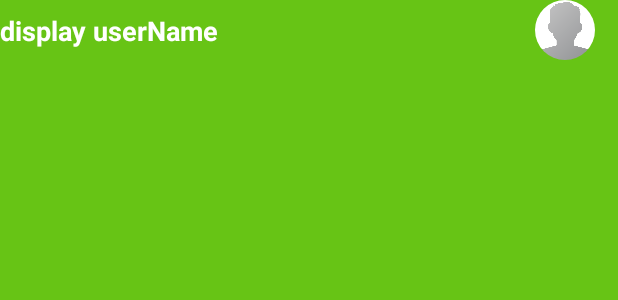
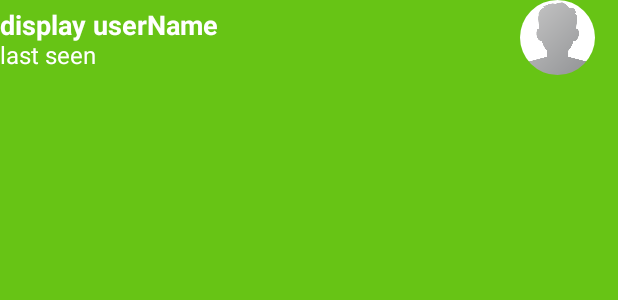
Before and after one commit to waqqas7/Trollify, an Android app: the layout chat_custom_bar.xml on its own in the app's theme, with its tools: preview values and no code run, on a phone screen of 412 x 824 dp. Shown: the top 300 px of the screen. Run offline under Robolectric (Android 15) with nearby library versions, the phone set to English and light mode, and no system bars.

Commit message:
video #70 buggy

```diff
--- a/app/src/main/res/layout/chat_custom_bar.xml
+++ b/app/src/main/res/layout/chat_custom_bar.xml
@@ -7,8 +7,8 @@
 
     <de.hdodenhof.circleimageview.CircleImageView
         android:id="@+id/custom_profile_image"
-        android:layout_width="40dp"
-        android:layout_height="40dp"
+        android:layout_width="50dp"
+        android:layout_height="50dp"
         android:src="@drawable/profile"
         android:layout_alignParentEnd="true"
         android:layout_alignParentTop="true"
@@ -22,9 +22,21 @@
         android:text="display userName"
         android:textColor="@android:color/background_light"
         android:textSize="18sp"
-        android:layout_marginTop="8dp"
+        android:layout_marginTop="4dp"
         android:textStyle="bold"
         android:layout_alignParentTop="true"
         android:layout_alignParentStart="true"/>
 
+    <TextView
+        android:id="@+id/custom_user_last_seen"
+        android:layout_width="wrap_content"
+        android:layout_height="wrap_content"
+        android:layout_below="@+id/custom_profile_name"
+        android:text="last seen"
+        android:textColor="@android:color/background_light"
+        android:textSize="16sp"
+        android:layout_marginTop="25dp"
+        android:layout_alignParentTop="true"
+        android:layout_alignParentStart="true"/>
+
 </RelativeLayout>
```
Also changed, not shown: app/src/main/java/com/example/trollify/ChatActivity.java (+39 -3 lines), 1 other file.
